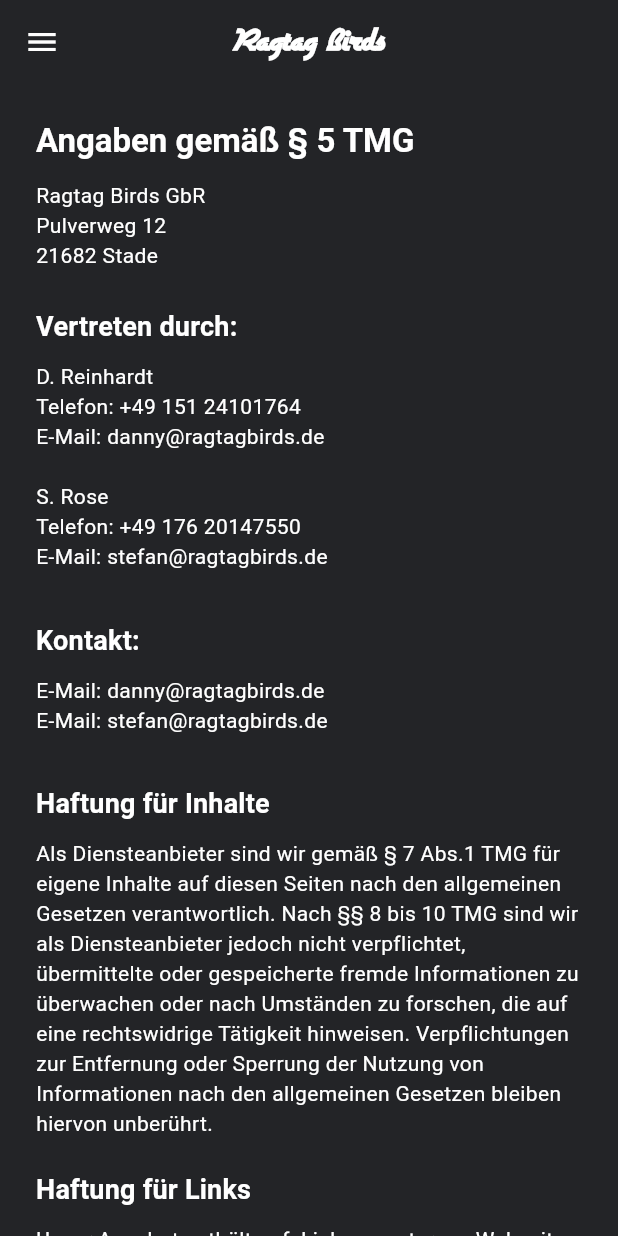
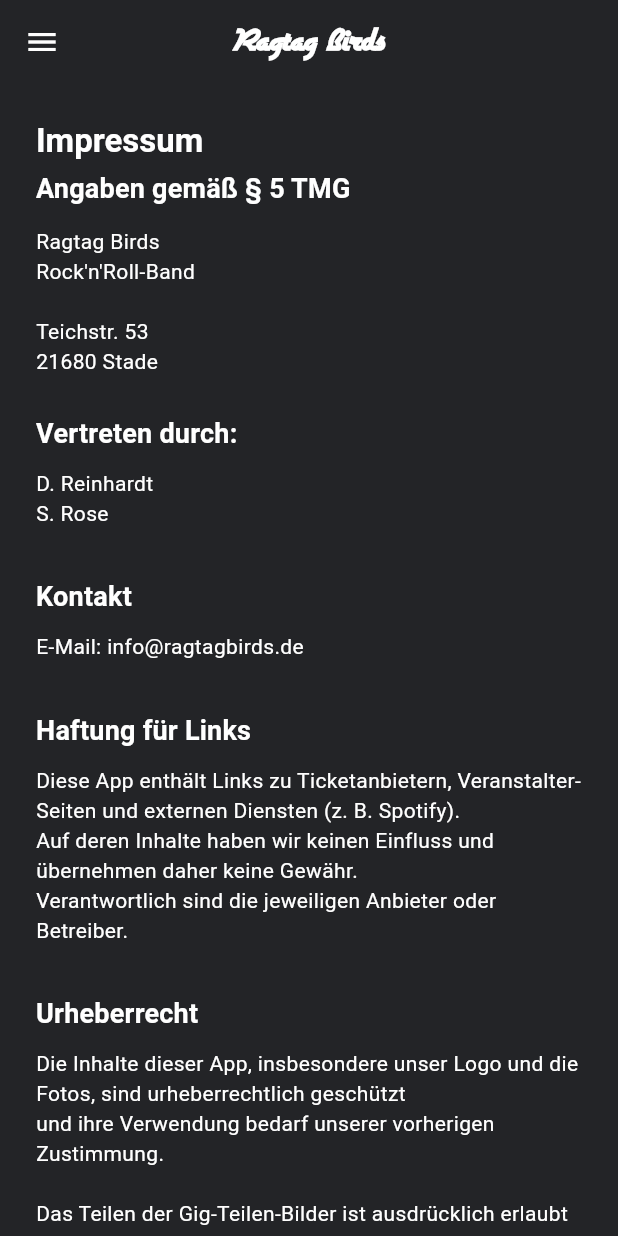
Before and after one commit to Synthiplayer/rtb, a Flutter app: the ImpressumPage screen opened by its route, on a phone screen of 412 x 824 dp. Run offline on Flutter 3.47's test engine with Material 3 defaults, Android fonts, the phone set to English and light mode, and no system bars; our stand-ins replace cached_network_image, flutter_riverpod, font_awesome_flutter, go_router, google_fonts, photo_view and 2 more; missing offline and left inert: dart:js_interop; network calls fail.

Commit message:
sonstige verbesserungen 01._v6

```diff
--- a/lib/src/pages/impressum_page.dart
+++ b/lib/src/pages/impressum_page.dart
@@ -14,19 +14,25 @@ class ImpressumPage extends StatelessWidget {
         child: Column(
           crossAxisAlignment: CrossAxisAlignment.start,
           children: [
+            // Oberteil
+            Text('Impressum', style: Theme.of(context).textTheme.titleLarge),
+            const SizedBox(height: 4),
             Text(
               'Angaben gemäß § 5 TMG',
-              style: Theme.of(context).textTheme.titleLarge,
+              style: Theme.of(context).textTheme.titleMedium,
             ),
             const SizedBox(height: 12),
             const Text(
-              'Ragtag Birds GbR\n'
-              'Pulverweg 12\n'
-              '21682 Stade',
+              'Ragtag Birds\n'
+              'Rock\'n\'Roll-Band\n\n'
+              'Teichstr. 53\n'
+              '21680 Stade',
               style: TextStyle(height: 1.4),
             ),
+
             const SizedBox(height: 24),
 
+            // Vertretung
             Text(
               'Vertreten durch:',
               style: Theme.of(context).textTheme.titleMedium,
@@ -34,59 +40,62 @@ class ImpressumPage extends StatelessWidget {
             const SizedBox(height: 10),
             const Text(
               'D. Reinhardt\n'
-              'Telefon: +49 151 24101764\n'
-              'E-Mail: danny@ragtagbirds.de\n',
-              style: TextStyle(height: 1.4),
-            ),
-            const Text(
-              'S. Rose\n'
-              'Telefon: +49 176 20147550\n'
-              'E-Mail: stefan@ragtagbirds.de',
-              style: TextStyle(height: 1.4),
-            ),
-            const SizedBox(height: 32),
-
-            Text('Kontakt:', style: Theme.of(context).textTheme.titleMedium),
-            const SizedBox(height: 10),
-            const Text(
-              'E-Mail: danny@ragtagbirds.de\n'
-              'E-Mail: stefan@ragtagbirds.de',
+              'S. Rose',
               style: TextStyle(height: 1.4),
             ),
 
             const SizedBox(height: 32),
 
+            // Kontakt
+            Text('Kontakt', style: Theme.of(context).textTheme.titleMedium),
+            const SizedBox(height: 10),
+            const Text(
+              'E-Mail: info@ragtagbirds.de',
+              style: TextStyle(height: 1.4),
+            ),
+
+            const SizedBox(height: 32),
+
+            // Haftung für Links
+            Text(
+              'Haftung für Links',
+              style: Theme.of(context).textTheme.titleMedium,
+            ),
+            const SizedBox(height: 10),
+            const Text(
+              'Diese App enthält Links zu Ticketanbietern, Veranstalter-Seiten und externen Diensten (z. B. Spotify). '
+              '\nAuf deren Inhalte haben wir keinen Einfluss und übernehmen daher keine Gewähr. '
+              '\nVerantwortlich sind die jeweiligen Anbieter oder Betreiber.',
+              style: TextStyle(height: 1.4),
+            ),
+
+            const SizedBox(height: 32),
+
+            // Urheberrecht
+            Text(
+              'Urheberrecht',
+              style: Theme.of(context).textTheme.titleMedium,
+            ),
+            const SizedBox(height: 10),
+            const Text(
+              'Die Inhalte dieser App, insbesondere unser Logo und die Fotos, sind urheberrechtlich geschützt '
+              '\nund ihre Verwendung bedarf unserer vorherigen Zustimmung. '
+              '\n\nDas Teilen der Gig-Teilen-Bilder ist ausdrücklich erlaubt und gewünscht. '
+              '\n\nExterne Musik-Streams (z. B. Spotify) und Inhalte Dritter unterliegen deren eigenen Lizenzbestimmungen.',
+              style: TextStyle(height: 1.4),
+            ),
+
+            const SizedBox(height: 32),
+
+            // Haftung für Inhalte
             Text(
               'Haftung für Inhalte',
               style: Theme.of(context).textTheme.titleMedium,
             ),
             const SizedBox(height: 10),
             const Text(
-              'Als Diensteanbieter sind wir gemäß § 7 Abs.1 TMG für eigene Inhalte auf diesen Seiten nach den allgemeinen Gesetzen verantwortlich. '
-              'Nach §§ 8 bis 10 TMG sind wir als Diensteanbieter jedoch nicht verpflichtet, übermittelte oder gespeicherte fremde Informationen zu überwachen oder nach Umständen zu forschen, die auf eine rechtswidrige Tätigkeit hinweisen. '
-              'Verpflichtungen zur Entfernung oder Sperrung der Nutzung von Informationen nach den allgemeinen Gesetzen bleiben hiervon unberührt.',
-              style: TextStyle(height: 1.4),
-            ),
-            const SizedBox(height: 20),
-            Text(
-              'Haftung für Links',
-              style: Theme.of(context).textTheme.titleMedium,
-            ),
-            const SizedBox(height: 10),
-            const Text(
-              'Unser Angebot enthält ggf. Links zu externen Webseiten Dritter, auf deren Inhalte wir keinen Einfluss haben. '
-              'Deshalb können wir für diese fremden Inhalte auch keine Gewähr übernehmen. Für die Inhalte der verlinkten Seiten ist stets der jeweilige Anbieter oder Betreiber der Seiten verantwortlich.',
-              style: TextStyle(height: 1.4),
-            ),
-            const SizedBox(height: 20),
-            Text(
-              'Urheberrecht',
-              style: Theme.of(context).textTheme.titleMedium,
-            ),
-            const SizedBox(height: 10),
-            const Text(
-              'Die durch die Seitenbetreiber erstellten Inhalte und Werke auf diesen Seiten unterliegen dem deutschen Urheberrecht. '
-              'Beiträge Dritter sind als solche gekennzeichnet. Die Vervielfältigung, Bearbeitung, Verbreitung und jede Art der Verwertung außerhalb der Grenzen des Urheberrechtes bedürfen der schriftlichen Zustimmung des jeweiligen Autors bzw. Erstellers.',
+              'Als Diensteanbieter sind wir gemäß § 7 Abs. 1 TMG für eigene Inhalte verantwortlich. '
+              '\nGemäß §§ 8–10 TMG sind wir jedoch nicht verpflichtet, fremde Inhalte zu überwachen.',
               style: TextStyle(height: 1.4),
             ),
           ],
--- a/lib/src/router.dart
+++ b/lib/src/router.dart
@@ -1,10 +1,10 @@
-// lib/src/router.dart
-
 import 'package:go_router/go_router.dart';
 import 'package:rtb/src/pages/booking_page.dart';
 import 'package:rtb/src/pages/gallery_page.dart';
 import 'package:rtb/src/pages/home/home_page.dart';
 import 'package:rtb/src/pages/impressum_page.dart';
+import 'package:rtb/src/pages/detail_page.dart';
+import 'package:rtb/src/data/band_members.dart';
 
 final GoRouter appRouter = GoRouter(
   initialLocation: '/',
@@ -17,5 +17,14 @@ final GoRouter appRouter = GoRouter(
       path: '/impressum',
       builder: (context, state) => const ImpressumPage(),
     ),
+    // Detail-Route für Band-Mitglieder
+    GoRoute(
+      path: '/member/:index',
+      builder: (context, state) {
+        final idx = int.tryParse(state.pathParameters['index']!) ?? 0;
+        final member = bandMembers[idx];
+        return DetailPage(member: member);
+      },
+    ),
   ],
 );
```
Also changed, not shown: lib/src/pages/booking_page.dart (+31 -7 lines), lib/src/pages/home/home_page.dart (+31 -1 lines), lib/src/pages/widgets/band_section.dart (+3 -4 lines), 4 other files.
